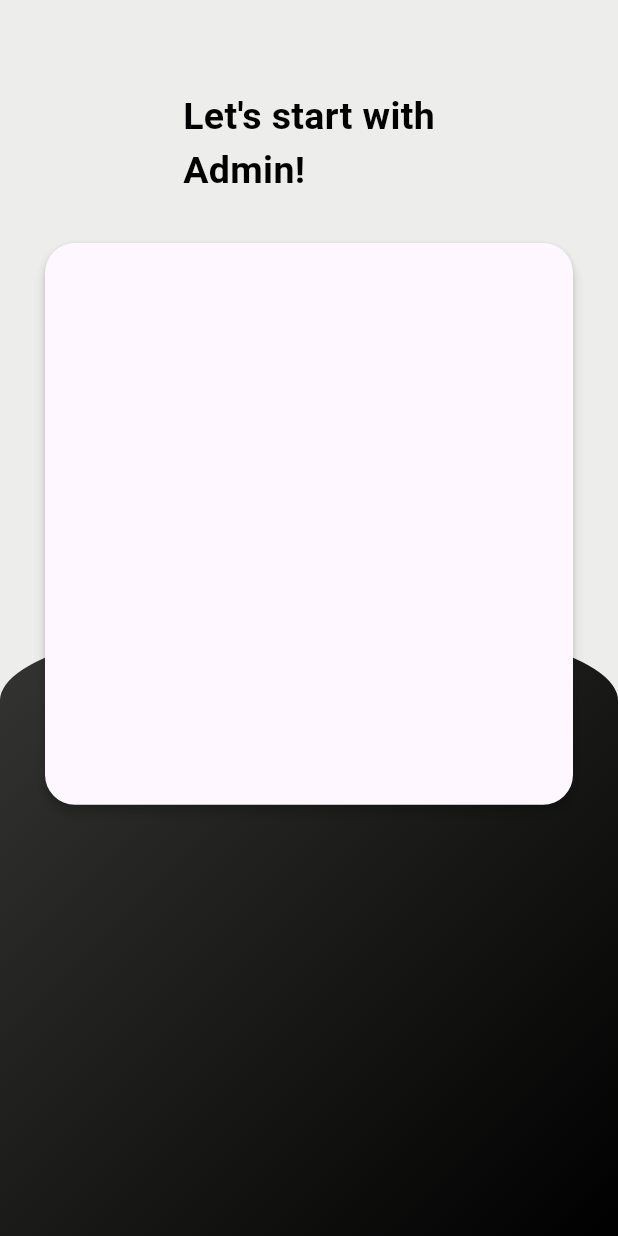
After one commit to MatiasCaamal/food, a Flutter app: the AdminLogin screen opened directly, on a phone screen of 412 x 824 dp. The commit adds this screen. Run offline on Flutter 3.47's test engine with Material 3 defaults, Android fonts, the phone set to English and light mode, and no system bars; our stand-ins replace cloud_firestore, curved_navigation_bar, firebase_auth, firebase_core, random_string, shared_preferences; missing offline and left inert: flutter_stripe; accounts and stored records are empty.

Commit message:
Login y Signup arreglado

```diff
--- /dev/null
+++ b/lib/admin/admin_login.dart
@@ -0,0 +1,69 @@
+import 'package:flutter/material.dart';
+
+class AdminLogin extends StatefulWidget {
+  const AdminLogin({super.key});
+
+  @override
+  State<AdminLogin> createState() => _AdminLoginState();
+}
+
+class _AdminLoginState extends State<AdminLogin> {
+  final GlobalKey<FormState> _formkey = GlobalKey<FormState>();
+
+  @override
+  Widget build(BuildContext context) {
+    return Scaffold(
+      backgroundColor: Color(0xFFededeb),
+      body: Container(
+        child: Stack(
+          children: [
+            Container(
+              margin:
+                  EdgeInsets.only(top: MediaQuery.of(context).size.height / 2),
+              padding: EdgeInsets.only(top: 45.0, left: 20.0, right: 20.0),
+              height: MediaQuery.of(context).size.height,
+              width: MediaQuery.of(context).size.width,
+              decoration: BoxDecoration(
+                  gradient: LinearGradient(
+                      colors: [Color.fromARGB(255, 53, 53, 51), Colors.black],
+                      begin: Alignment.topLeft,
+                      end: Alignment.bottomRight),
+                  borderRadius: BorderRadius.vertical(
+                      top: Radius.elliptical(
+                          MediaQuery.of(context).size.width, 110.0))),
+            ),
+            Container(
+              margin: EdgeInsets.only(left: 30.0, right: 30.0, top: 60.0),
+              child: Form(
+                  key: _formkey,
+                  child: Column(
+                    children: [
+                      Text(
+                        "Let's start with\nAdmin!",
+                        style: TextStyle(
+                            color: Colors.black,
+                            fontSize: 25.0,
+                            fontWeight: FontWeight.bold),
+                      ),
+                      SizedBox(
+                        height: 30.0,
+                      ),
+                      Material(
+                        elevation: 3.0,
+                        borderRadius: BorderRadius.circular(20),
+                        child: Container(
+                          height: MediaQuery.of(context).size.height/2.2,
+                          /* decoration: BoxDecoration(
+                            color:
+                          ), */
+                        ),
+                      )
+                    ],
+                  )),
+            )
+          ],
+        ),
+      ),
+    );
+  }
+}
--- a/lib/main.dart
+++ b/lib/main.dart
@@ -23,6 +23,7 @@ class MyApp extends StatelessWidget {
   @override
   Widget build(BuildContext context) {
     return MaterialApp(
+      debugShowCheckedModeBanner: false,
       title: 'Flutter Demo',
       theme: ThemeData(
         //HOla matias
--- a/lib/pages/login.dart
+++ b/lib/pages/login.dart
@@ -45,7 +45,11 @@ class _LogInState extends State<LogIn> {
   @override
   Widget build(BuildContext context) {
     return Scaffold(
-      body: Container(
+      resizeToAvoidBottomInset: true,
+      //body: Container(
+      body: SingleChildScrollView(   //Cambiar por SingleChildScrollView
+        child: Container(
+          height: MediaQuery.of(context).size.height,
           child: Stack(
             children: [
               Container(
@@ -204,6 +208,7 @@ class _LogInState extends State<LogIn> {
             ],
           ),
         ),
+      ),
     );
   }
 }
--- a/lib/pages/signup.dart
+++ b/lib/pages/signup.dart
@@ -84,7 +84,9 @@ class _SignupState extends State<Signup> {
   @override
   Widget build(BuildContext context) {
     return Scaffold(
-      body: Container(
+      body: SingleChildScrollView(
+        child: Container(
+          height: MediaQuery.of(context).size.height,
           child: Stack(
             children: [
               Container(
@@ -251,6 +253,7 @@ class _SignupState extends State<Signup> {
             ],
           ),
         ),
+      ),
     );
   }
 }
```
Also changed, not shown: lib/admin/home_admin.dart (added). Lines whose indentation alone changed are shown as unchanged.
